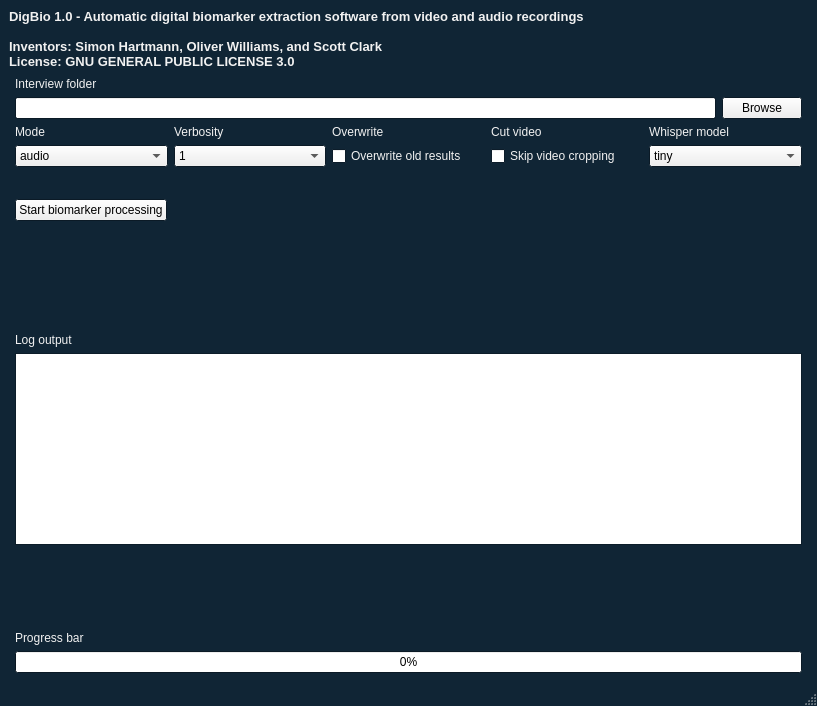
The window that DigBio.ui (sihartmann/DigitalBiomarkersPsychosis) describes before a commit, drawn with Qt 5.
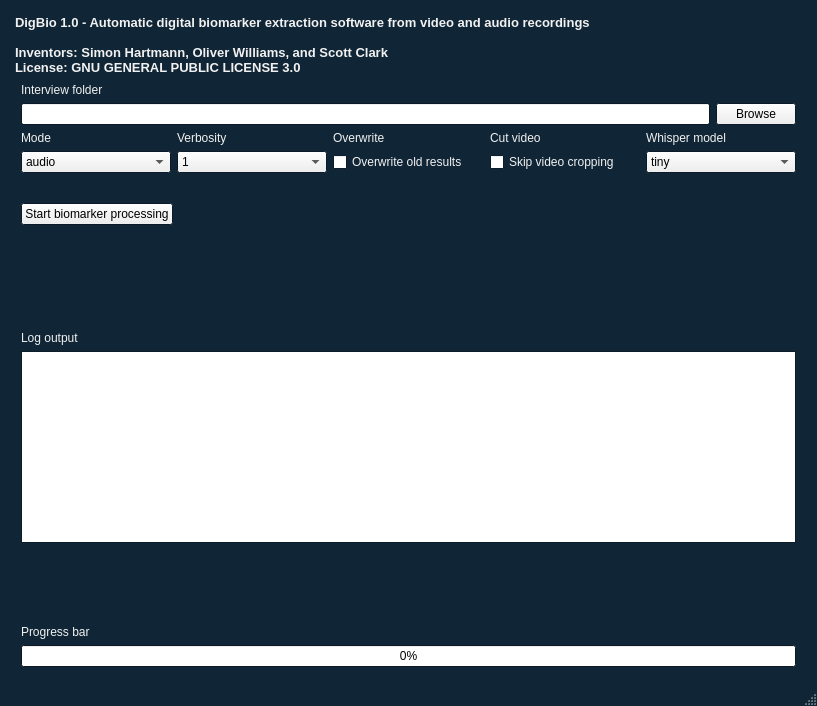
The same window after the commit.

What changed in the file:
```diff
--- a/DigBio.ui
+++ b/DigBio.ui
@@ -300,7 +300,21 @@
    <property name="enabled">
     <bool>true</bool>
    </property>
+   <layout class="QHBoxLayout" name="horizontalLayout_2">
+    <item>
    <layout class="QVBoxLayout" name="verticalLayout_4">
+      <property name="leftMargin">
+       <number>6</number>
+      </property>
+      <property name="topMargin">
+       <number>6</number>
+      </property>
+      <property name="rightMargin">
+       <number>6</number>
+      </property>
+      <property name="bottomMargin">
+       <number>6</number>
+      </property>
     <item>
      <widget class="QLabel" name="label_13">
       <property name="sizePolicy">
@@ -588,6 +602,8 @@
            <number>0</number>
           </property>
          </widget>
+          </item>
+         </layout>
         </item>
        </layout>
       </item>
```
Lines whose indentation alone changed are shown as unchanged.
